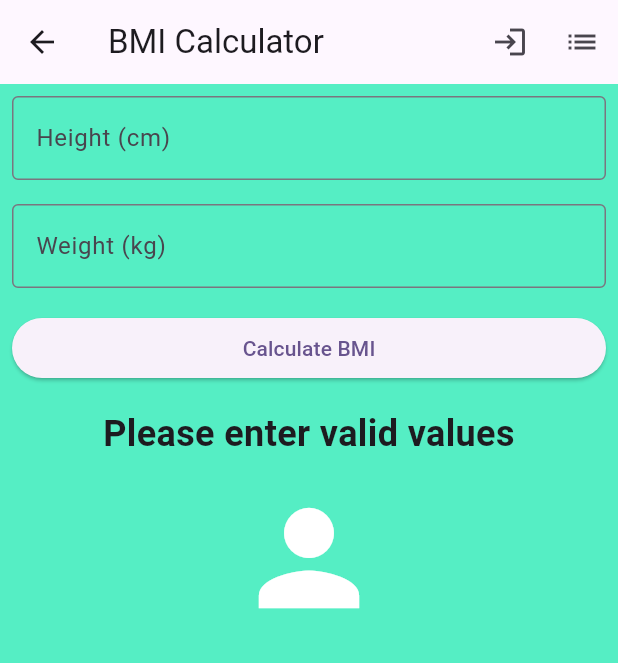
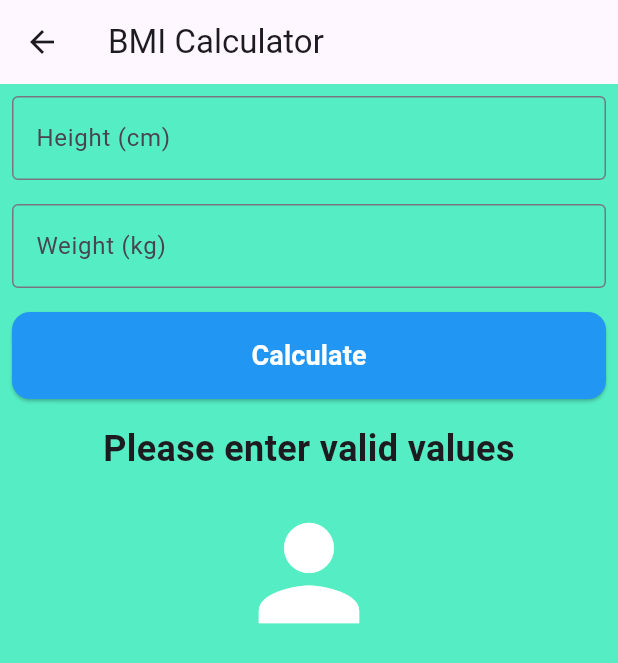
Before and after one commit to SRP02/Belajar_Dicubit, a Flutter app: the BMICalculator screen opened by its route, on a phone screen of 412 x 824 dp. Shown: the top 663 px of the screen. Run offline on Flutter 3.47's test engine with Material 3 defaults, Android fonts, the phone set to English and light mode, and no system bars; our stand-ins replace bloc, flutter_bloc.

Commit message:
Style/[SRP] reusable

```diff
--- a/lib/bmi_cubit/bmi_calculator.dart
+++ b/lib/bmi_cubit/bmi_calculator.dart
@@ -1,4 +1,6 @@
 import 'package:flutter/material.dart';
+import 'package:project_belajar_cubit/reusable/reusableButton.dart';
+import 'package:project_belajar_cubit/reusable/reusableTextField.dart';
 
 class BMICalculator extends StatefulWidget {
   const BMICalculator({super.key});
@@ -48,20 +50,6 @@ class _BMICalculatorState extends State<BMICalculator> {
     return Scaffold(
       appBar: AppBar(
         title: const Text('BMI Calculator'),
-        actions: [
-          IconButton(
-            icon: const Icon(Icons.login),
-            onPressed: () {
-              Navigator.pushNamed(context, '/login');
-            },
-          ),
-          IconButton(
-            icon: const Icon(Icons.list),
-            onPressed: () {
-              Navigator.pushNamed(context, '/student_list');
-            },
-          ),
-        ],
       ),
       backgroundColor: Color(0xFF55EEC4),
       body: Padding(
@@ -69,28 +57,11 @@ class _BMICalculatorState extends State<BMICalculator> {
         child: Column(
           crossAxisAlignment: CrossAxisAlignment.stretch,
           children: [
-            TextField(
-              controller: heightController,
-              keyboardType: TextInputType.number,
-              decoration: const InputDecoration(
-                labelText: 'Height (cm)',
-                border: OutlineInputBorder(),
-              ),
-            ),
+            ReusableTextField(controller: heightController, label: 'Height (cm)',keyboardType: TextInputType.number),
             const SizedBox(height: 16),
-            TextField(
-              controller: weightController,
-              keyboardType: TextInputType.number,
-              decoration: const InputDecoration(
-                labelText: 'Weight (kg)',
-                border: OutlineInputBorder(),
-              ),
-            ),
+            ReusableTextField(controller: weightController, label: 'Weight (kg)',keyboardType: TextInputType.number),
             const SizedBox(height: 16),
-            ElevatedButton(
-              onPressed: calculateBMI,
-              child: const Text('Calculate BMI'),
-            ),
+            ReusableButton(label: 'Calculate', onPressed: calculateBMI),
             const SizedBox(height: 16),
             Text(
               bmiResult ?? 'Please enter valid values',
--- /dev/null
+++ b/lib/reusable/reusableButton.dart
@@ -0,0 +1,34 @@
+import 'package:flutter/material.dart';
+
+class ReusableButton extends StatelessWidget {
+  final String label;
+  final VoidCallback onPressed;
+  final Color? color;
+
+  const ReusableButton({
+    Key? key,
+    required this.label,
+    required this.onPressed,
+    this.color = Colors.blue, // Warna default adalah biru
+  }) : super(key: key);
+
+  @override
+  Widget build(BuildContext context) {
+    return ElevatedButton(
+      onPressed: onPressed,
+      style: ElevatedButton.styleFrom(
+        backgroundColor: color,
+        padding: const EdgeInsets.symmetric(vertical: 16.0, horizontal: 24.0),
+        shape: RoundedRectangleBorder(borderRadius: BorderRadius.circular(12)),
+      ),
+      child: Text(
+        label,
+        style: const TextStyle(
+          fontSize: 18,
+          fontWeight: FontWeight.bold,
+          color: Colors.white,
+        ),
+      ),
+    );
+  }
+}
--- /dev/null
+++ b/lib/reusable/reusableTextField.dart
@@ -0,0 +1,26 @@
+import 'package:flutter/material.dart';
+
+class ReusableTextField extends StatelessWidget {
+  final TextEditingController controller;
+  final String label;
+  final TextInputType keyboardType;
+
+  const ReusableTextField({
+    Key? key,
+    required this.controller,
+    required this.label,
+    this.keyboardType = TextInputType.text, // Tipe input default adalah teks
+  }) : super(key: key);
+
+  @override
+  Widget build(BuildContext context) {
+    return TextField(
+      controller: controller,
+      keyboardType: keyboardType,
+      decoration: InputDecoration(
+        labelText: label,
+        border: const OutlineInputBorder(),
+      ),
+    );
+  }
+}
```
Also changed, not shown: lib/bangunRuang_cubit/bola.dart (+5 -12 lines), lib/bangunRuang_cubit/kerucut.dart (+6 -20 lines), lib/bangunRuang_cubit/kubus.dart (+4 -12 lines), lib/bangunRuang_cubit/tabung.dart (+6 -20 lines), lib/bangundatar_cubit/circleScreen_cubit.dart (+6 -11 lines), lib/bangundatar_cubit/rectangleScreen_cubit.dart (+7 -15 lines), lib/bangundatar_cubit/triangleScreen_cubit.dart (+9 -20 lines), lib/bmi_cubit/height_input.dart (deleted, +0 -22 lines), lib/bmi_cubit/weight_input.dart (deleted, +0 -22 lines).
